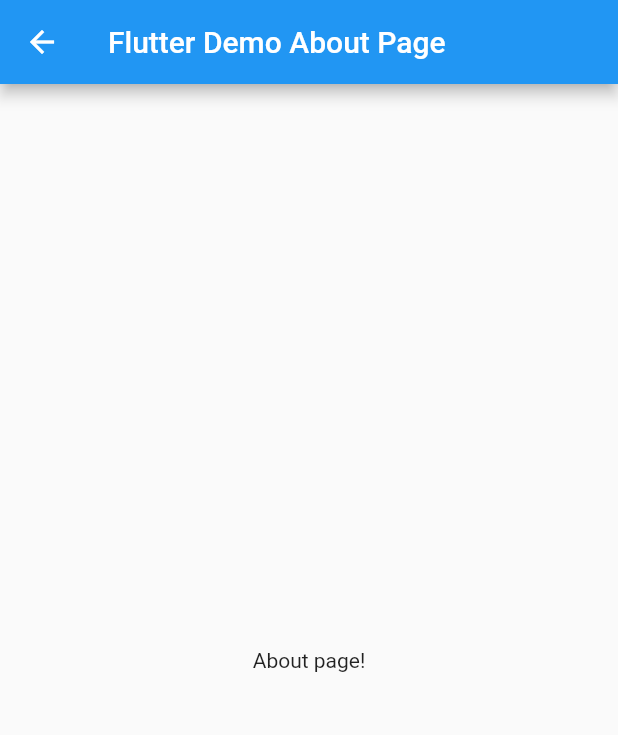
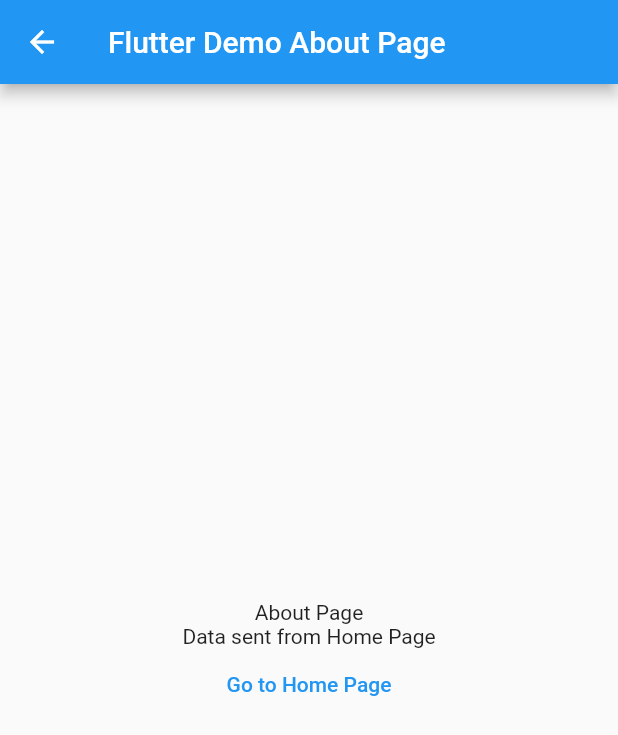
Before and after one commit to mikiyasegaye/flutter_app, a Flutter app: the screen it shows after launch, after a tap on "Go to About Page", on a phone screen of 412 x 824 dp. Shown: the top 735 px of the screen. Run offline on Flutter 3.47's test engine with Material 2 defaults, Android fonts, the phone set to English and light mode, and no system bars.

Commit message:
feat: pass data between pages on routing

```diff
--- a/lib/main.dart
+++ b/lib/main.dart
@@ -38,7 +38,10 @@ class HomePage extends StatelessWidget {
               child: const Text('Go to About Page'),
               onPressed: () {
                 Navigator.of(context).push(
-                  MaterialPageRoute(builder: (context) => const AboutPage()),
+                  MaterialPageRoute(
+                      builder: (context) => const AboutPage(
+                            data: 'Data sent from Home Page',
+                          )),
                 );
               },
             )
@@ -50,15 +53,34 @@ class HomePage extends StatelessWidget {
 }
 
 class AboutPage extends StatelessWidget {
-  const AboutPage({Key? key}) : super(key: key);
+  final String data;
+  const AboutPage({
+    Key? key,
+    required this.data,
+  }) : super(key: key);
   @override
   Widget build(BuildContext context) {
     return Scaffold(
       appBar: AppBar(
         title: const Text('Flutter Demo About Page'),
       ),
-      body: const Center(
-        child: Text('About page!'),
+      body: Center(
+        child: Column(
+          mainAxisAlignment: MainAxisAlignment.center,
+          crossAxisAlignment: CrossAxisAlignment.center,
+          children: <Widget>[
+            const Text('About Page'),
+            Text(
+              data,
+            ),
+            TextButton(
+              child: const Text('Go to Home Page'),
+              onPressed: () {
+                Navigator.of(context).pop();
+              },
+            )
+          ],
+        ),
       ),
     );
   }
```
